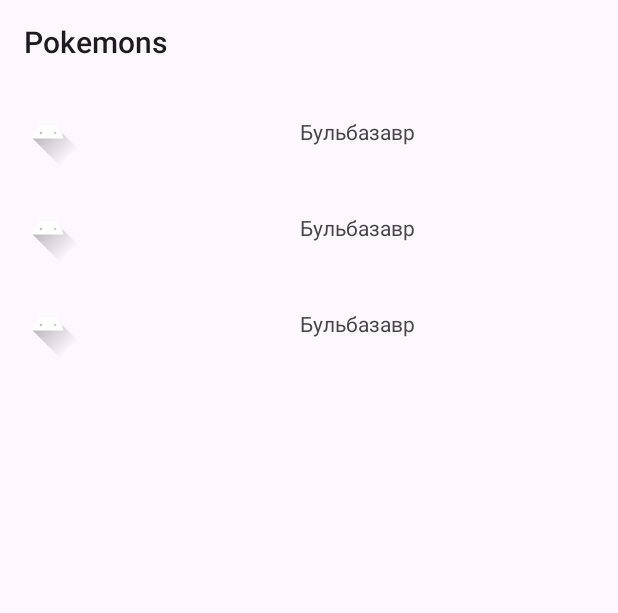
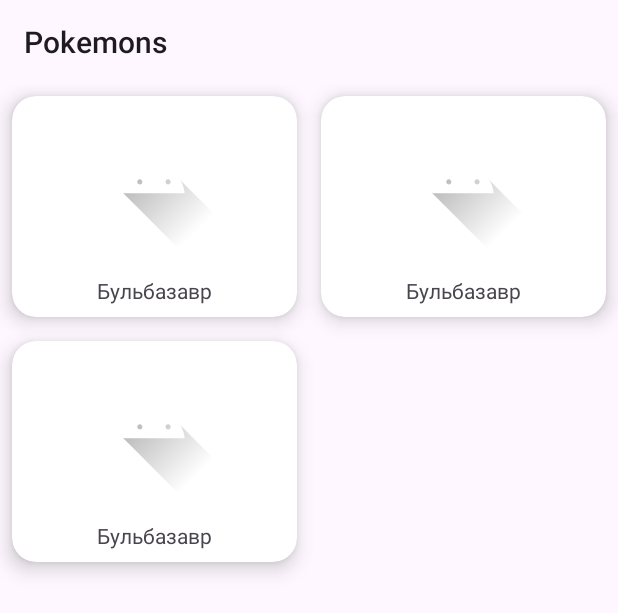
Before and after one commit to DaniilElmirov/VkMarketTestTask, an Android app: the layout fragment_pokemons.xml on its own in the app's theme, with its tools: preview values and no code run, on a phone screen of 412 x 824 dp. Shown: the top 613 px of the screen. Run offline under Robolectric (Android 15) with nearby library versions, the phone set to English and light mode, and no system bars.

Commit message:
Изменил разметку экрана со списком покемонов

```diff
--- /dev/null
+++ b/app/src/main/res/drawable/pokemon_placeholder_card_shape.xml
@@ -0,0 +1,6 @@
+<?xml version="1.0" encoding="utf-8"?>
+<shape xmlns:android="http://schemas.android.com/apk/res/android"
+    android:shape="rectangle">
+    <corners android:radius="@dimen/corner_radius" />
+    <solid android:color="@color/card_placeholder" />
+</shape>
--- a/app/src/main/res/drawable/image_placeholder_shape.xml
+++ b/app/src/main/res/drawable/pokemon_placeholder_shape.xml
@@ -1,5 +1,6 @@
 <?xml version="1.0" encoding="utf-8"?>
 <shape xmlns:android="http://schemas.android.com/apk/res/android"
-    android:shape="oval">
+    android:shape="rectangle">
+    <corners android:radius="@dimen/corner_radius" />
     <solid android:color="@color/placeholder" />
 </shape>
--- a/app/src/main/res/layout/fragment_pokemons.xml
+++ b/app/src/main/res/layout/fragment_pokemons.xml
@@ -16,7 +16,8 @@
         android:id="@+id/pokemons"
         android:layout_width="match_parent"
         android:layout_height="match_parent"
-        app:layoutManager="androidx.recyclerview.widget.LinearLayoutManager"
+        app:layoutManager="androidx.recyclerview.widget.GridLayoutManager"
+        app:spanCount="2"
         tools:listitem="@layout/pokemon_item" />
 
     <com.facebook.shimmer.ShimmerFrameLayout
@@ -30,14 +31,23 @@
             android:orientation="vertical">
 
             <include layout="@layout/pokemon_placeholder" />
+
             <include layout="@layout/pokemon_placeholder" />
+
             <include layout="@layout/pokemon_placeholder" />
+
             <include layout="@layout/pokemon_placeholder" />
+
             <include layout="@layout/pokemon_placeholder" />
+
             <include layout="@layout/pokemon_placeholder" />
+
             <include layout="@layout/pokemon_placeholder" />
+
             <include layout="@layout/pokemon_placeholder" />
+
             <include layout="@layout/pokemon_placeholder" />
+
             <include layout="@layout/pokemon_placeholder" />
         </LinearLayout>
 
--- a/app/src/main/res/layout/pokemon_item.xml
+++ b/app/src/main/res/layout/pokemon_item.xml
@@ -1,14 +1,23 @@
 <?xml version="1.0" encoding="utf-8"?>
-<LinearLayout xmlns:android="http://schemas.android.com/apk/res/android"
+<androidx.cardview.widget.CardView xmlns:android="http://schemas.android.com/apk/res/android"
+    xmlns:app="http://schemas.android.com/apk/res-auto"
     xmlns:tools="http://schemas.android.com/tools"
     android:layout_width="match_parent"
     android:layout_height="wrap_content"
-    android:orientation="horizontal">
+    android:layout_margin="@dimen/margin_8"
+    app:cardCornerRadius="@dimen/corner_radius"
+    app:cardElevation="@dimen/elevation">
+
+    <LinearLayout
+        android:layout_width="match_parent"
+        android:layout_height="wrap_content"
+        android:orientation="vertical">
 
         <ImageView
             android:id="@+id/image"
             android:layout_width="@dimen/image_width"
             android:layout_height="@dimen/image_height"
+            android:layout_gravity="center"
             android:layout_margin="@dimen/margin_8"
             tools:src="@drawable/ic_launcher_foreground" />
 
@@ -20,4 +29,6 @@
             android:layout_margin="@dimen/margin_8"
             android:gravity="center"
             tools:text="Бульбазавр" />
+
     </LinearLayout>
+</androidx.cardview.widget.CardView>
--- a/app/src/main/res/values/colors.xml
+++ b/app/src/main/res/values/colors.xml
@@ -4,4 +4,5 @@
 	<color name="white">#FFFFFFFF</color>
 
 	<color name="placeholder">#514F4F</color>
+	<color name="card_placeholder">#292727</color>
 </resources>
--- a/app/src/main/res/values/dimensions.xml
+++ b/app/src/main/res/values/dimensions.xml
@@ -1,6 +1,9 @@
 <?xml version="1.0" encoding="utf-8"?>
 <resources>
     <dimen name="margin_8">8dp</dimen>
-    <dimen name="image_width">48dp</dimen>
-    <dimen name="image_height">48dp</dimen>
+    <dimen name="image_width">96dp</dimen>
+    <dimen name="image_height">96dp</dimen>
+    <dimen name="elevation">8dp</dimen>
+    <dimen name="corner_radius">16dp</dimen>
+    <dimen name="text_placeholder_height">24dp</dimen>
 </resources>
```
Also changed, not shown: app/src/main/res/layout/pokemon_item_placeholder.xml (added, +24 -0 lines), app/src/main/res/layout/pokemon_placeholder.xml (+15 -15 lines). Lines whose indentation alone changed are shown as unchanged.
